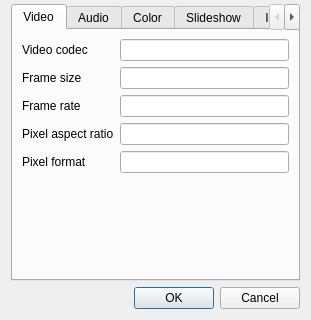
This is src/widgets/clipproperties_ui.ui in KDE/kdenlive as Qt 5 draws it before an edit; both pictures show x 0 to 311 and y 151 to 471 of the 311 by 471 pixel window. The edited form follows.
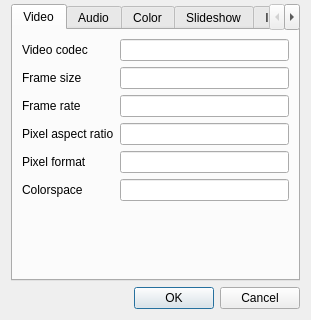
This is the edited form. Custom widgets are drawn as their Qt base class.

Commit message: Add Colorspace to the Video tab of the Clip Properties dialog.

Diff of the .ui file:
```diff
--- a/src/widgets/clipproperties_ui.ui
+++ b/src/widgets/clipproperties_ui.ui
@@ -165,7 +165,7 @@
          </property>
         </widget>
        </item>
-       <item row="5" column="2">
+       <item row="6" column="2">
         <spacer name="verticalSpacer_2">
          <property name="orientation">
           <enum>Qt::Vertical</enum>
@@ -185,6 +185,13 @@
          </property>
         </widget>
        </item>
+       <item row="5" column="0">
+        <widget class="QLabel" name="label_2">
+         <property name="text">
+          <string>Colorspace</string>
+         </property>
+        </widget>
+       </item>
        <item row="4" column="2">
         <widget class="KLineEdit" name="clip_pixfmt">
          <property name="readOnly">
@@ -192,6 +199,13 @@
          </property>
         </widget>
        </item>
+       <item row="5" column="2">
+        <widget class="KLineEdit" name="clip_colorspace">
+         <property name="readOnly">
+          <bool>true</bool>
+         </property>
+        </widget>
+       </item>
       </layout>
      </widget>
      <widget class="QWidget" name="tab_audio">
```
The commit also changes 2 other files.
